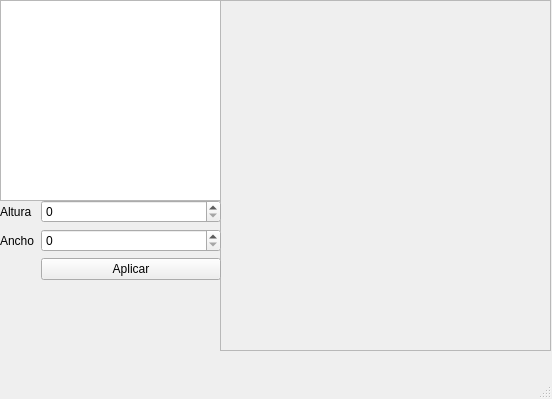
Before: the Qt Designer form editor_src/Editor/mainwindow.ui in gonzalomartinezs/Wolfenstein3D, drawn with Qt 5.
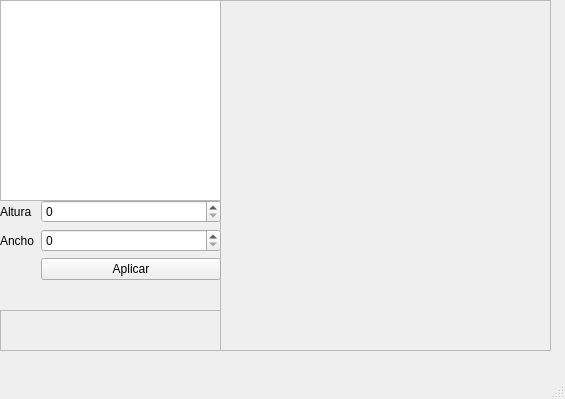
After: the same form once the commit is applied. Custom widgets are drawn as their Qt base class.

Commit message: agrego el frame para trash

Diff of the .ui file:
```diff
--- a/editor_src/Editor/mainwindow.ui
+++ b/editor_src/Editor/mainwindow.ui
@@ -6,7 +6,7 @@
    <rect>
     <x>0</x>
     <y>0</y>
-    <width>552</width>
+    <width>565</width>
     <height>399</height>
    </rect>
   </property>
@@ -90,6 +90,22 @@
      </item>
     </layout>
    </widget>
+   <widget class="QFrame" name="trashFrame">
+    <property name="geometry">
+     <rect>
+      <x>0</x>
+      <y>310</y>
+      <width>221</width>
+      <height>41</height>
+     </rect>
+    </property>
+    <property name="frameShape">
+     <enum>QFrame::StyledPanel</enum>
+    </property>
+    <property name="frameShadow">
+     <enum>QFrame::Raised</enum>
+    </property>
+   </widget>
   </widget>
   <widget class="QMenuBar" name="menubar">
    <property name="geometry">
```
Left out of the diff: 2 changed lines with no effect on the pictures. The commit also changes 3 other files.
